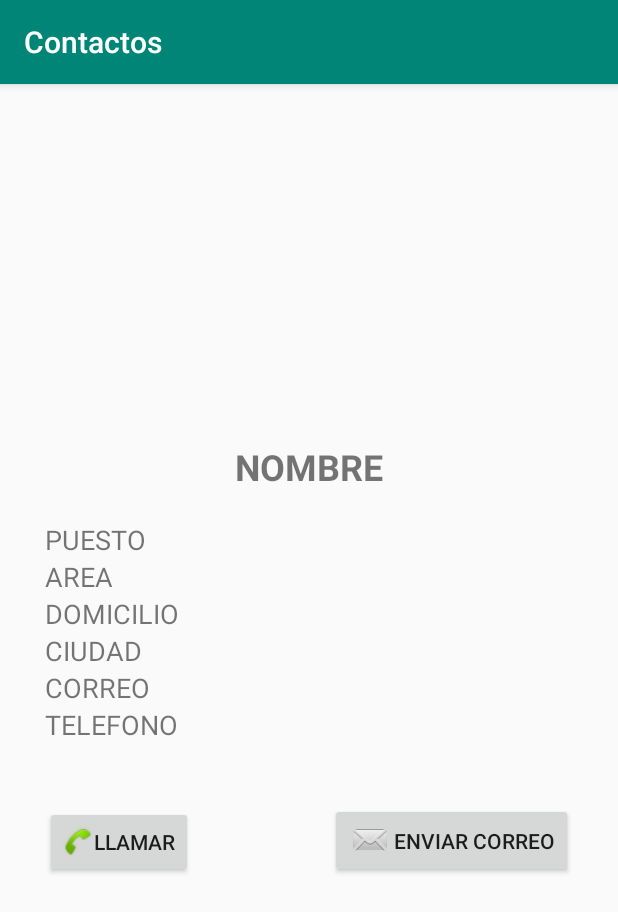
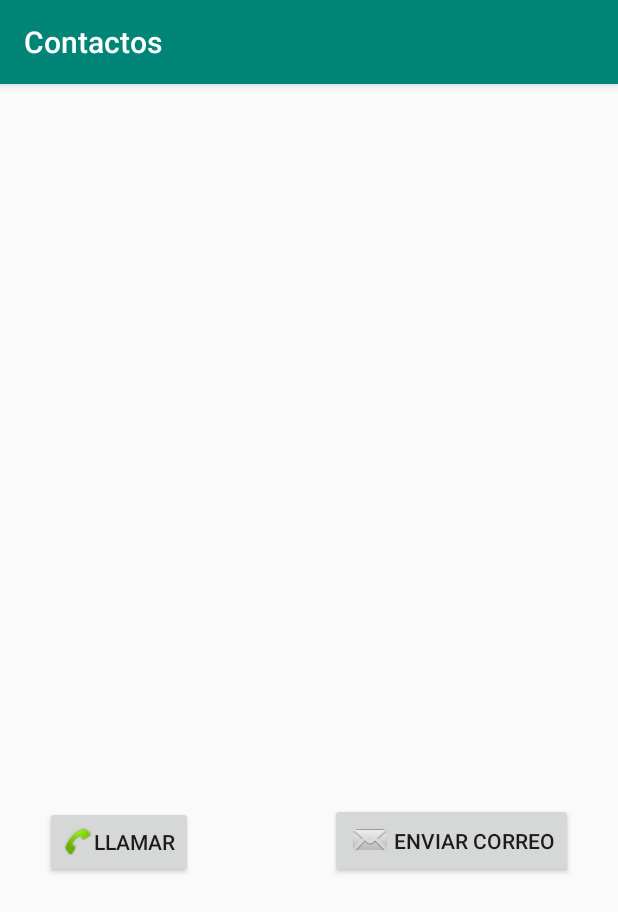
Before and after one commit to jafrancov/mtwdm-kotlin-contactos, an Android app: the ContactoDetalle screen opened directly, with no data from a screen before it, on a phone screen of 412 x 824 dp. Shown: the top 912 px of the screen. Run offline under Robolectric (Android 15) with nearby library versions, the phone set to English and light mode, and no system bars.

```diff
--- a/app/src/main/res/layout/activity_contacto_detalle.xml
+++ b/app/src/main/res/layout/activity_contacto_detalle.xml
@@ -22,7 +22,6 @@
             android:layout_height="wrap_content"
             android:layout_marginBottom="20dp"
             android:gravity="center"
-            android:text="NOMBRE"
             android:textSize="24sp"
             android:textStyle="bold" />
 
@@ -30,42 +29,36 @@
             android:id="@+id/txtPuesto"
             android:layout_width="match_parent"
             android:layout_height="wrap_content"
-            android:text="PUESTO"
             android:textSize="18sp" />
 
         <TextView
             android:id="@+id/txtArea"
             android:layout_width="match_parent"
             android:layout_height="wrap_content"
-            android:text="AREA"
             android:textSize="18sp" />
 
         <TextView
             android:id="@+id/txtDomicilio"
             android:layout_width="match_parent"
             android:layout_height="wrap_content"
-            android:text="DOMICILIO"
             android:textSize="18sp" />
 
         <TextView
             android:id="@+id/txtCiudad"
             android:layout_width="match_parent"
             android:layout_height="wrap_content"
-            android:text="CIUDAD"
             android:textSize="18sp" />
 
         <TextView
             android:id="@+id/txtCorreo"
             android:layout_width="match_parent"
             android:layout_height="wrap_content"
-            android:text="CORREO"
             android:textSize="18sp" />
 
         <TextView
             android:id="@+id/txtTelefono"
             android:layout_width="match_parent"
             android:layout_height="wrap_content"
-            android:text="TELEFONO"
             android:textSize="18sp" />
     </LinearLayout>
 
--- a/app/src/main/res/values/strings.xml
+++ b/app/src/main/res/values/strings.xml
@@ -2,4 +2,5 @@
     <string name="app_name">Contactos</string>
     <string name="llamar"> Llamar</string>
     <string name="email"> Enviar correo</string>
+    <string name="avatar">Avatar</string>
 </resources>
```
Also changed, not shown: app/src/main/res/layout/activity_main.xml (+9 -10 lines).
